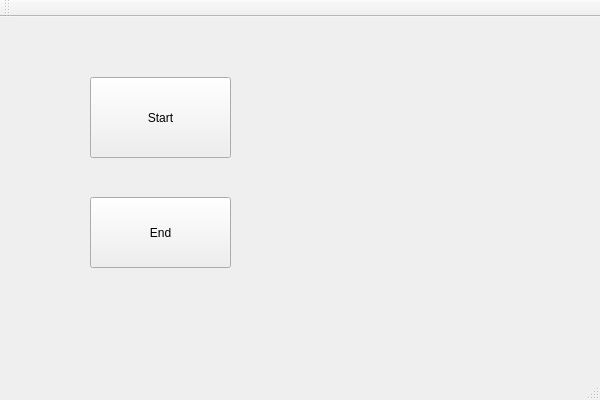
Qt form MiniPS/MiniPS.ui (imaffe/MiniPS) before a commit.
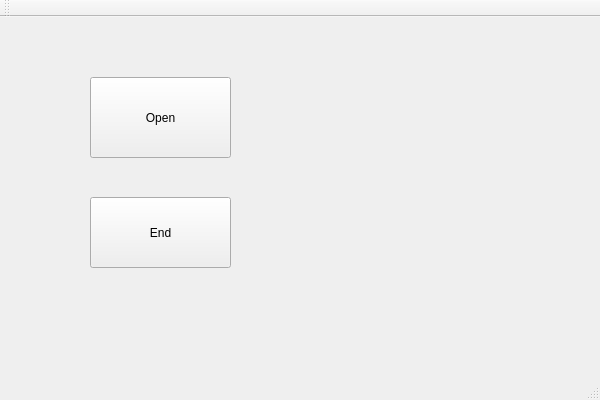
The same form after that commit.

```diff
--- a/MiniPS/MiniPS.ui
+++ b/MiniPS/MiniPS.ui
@@ -24,7 +24,7 @@
      </rect>
     </property>
     <property name="text">
-     <string>Start</string>
+     <string>Open</string>
     </property>
    </widget>
    <widget class="QPushButton" name="pushButton_2">
```
Left out of the diff: 24 changed lines with no effect on the pictures.
